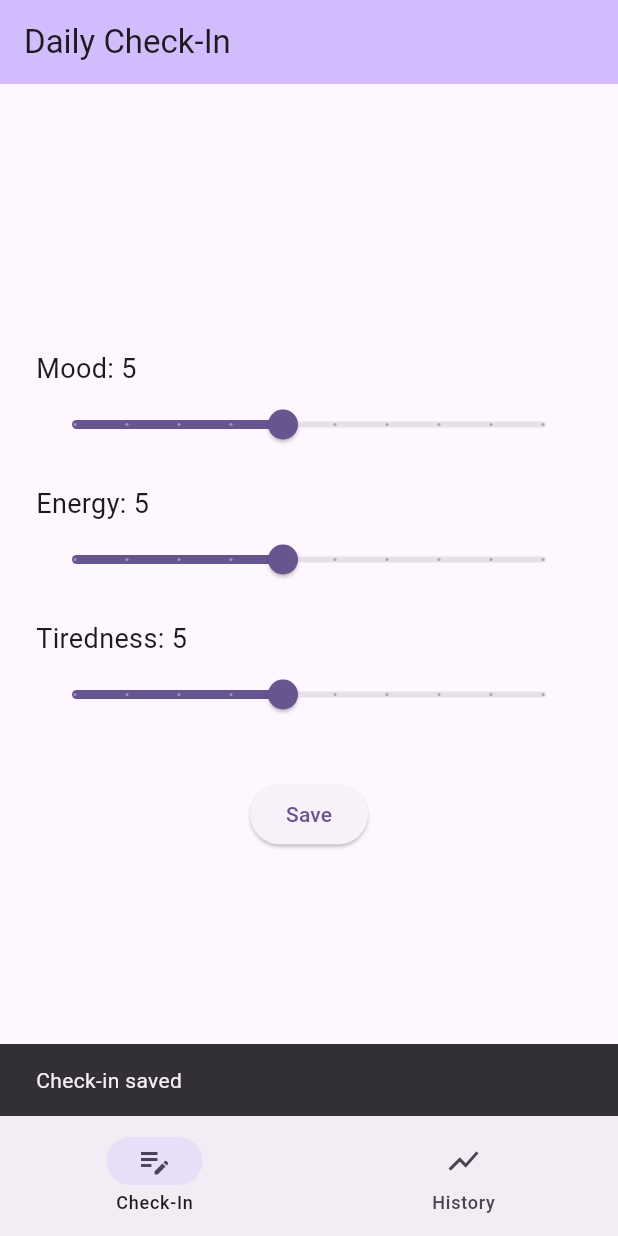
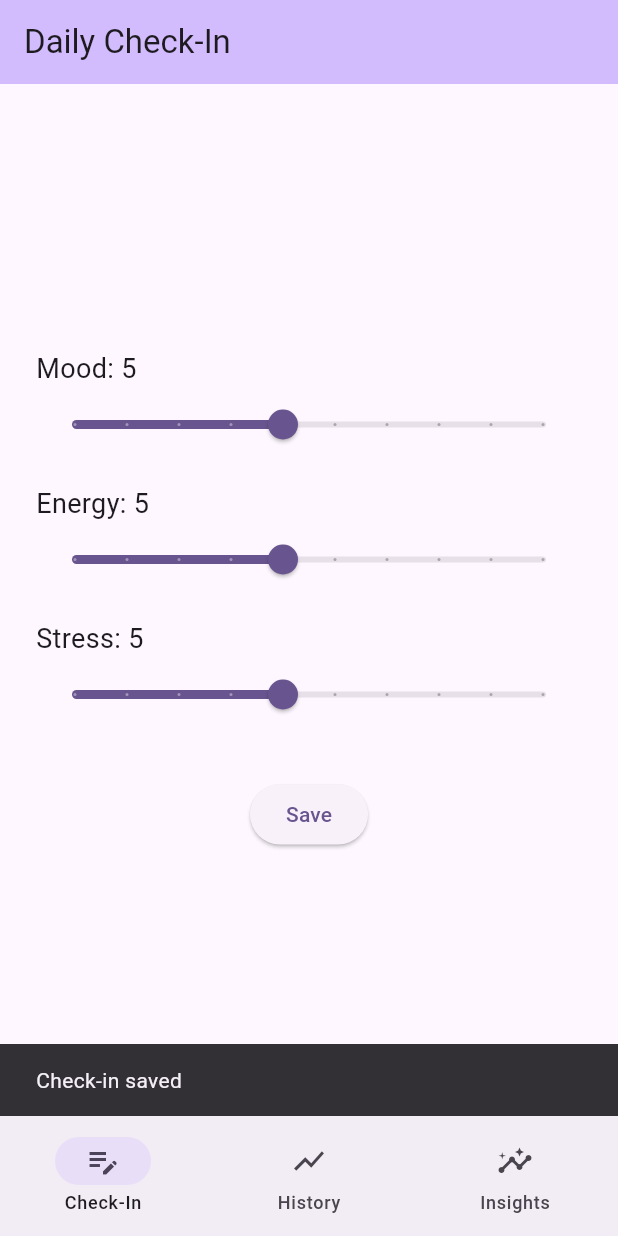
Before and after one commit to ericanamangillan-bit/HealthWise, a Flutter app: the screen it shows after launch, after a tap on "Save", on a phone screen of 412 x 824 dp. Run offline on Flutter 3.47's test engine with Material 3 defaults, Android fonts, the phone set to English and light mode, and no system bars; our stand-ins replace fl_chart, hive_flutter; accounts and stored records are empty.

Commit message:
Insights and Stress reading

```diff
--- a/lib/check_in_page.dart
+++ b/lib/check_in_page.dart
@@ -13,7 +13,7 @@ class CheckInPage extends StatefulWidget {
 class _CheckInPageState extends State<CheckInPage> {
   double _mood = 5;
   double _energy = 5;
-  double _tiredness = 5;
+  double _stress = 5;
 
   void _saveCheckIn() {
     // Hive stores plain Dart objects (here, a Map) as one record. .add()
@@ -23,7 +23,7 @@ class _CheckInPageState extends State<CheckInPage> {
       'date': DateTime.now().toIso8601String(),
       'mood': _mood.round(),
       'energy': _energy.round(),
-      'tiredness': _tiredness.round(),
+      'stress': _stress.round(),
     };
     Hive.box(checkInsBoxName).add(entry);
     ScaffoldMessenger.of(context).showSnackBar(
@@ -77,9 +77,9 @@ class _CheckInPageState extends State<CheckInPage> {
             ),
             const SizedBox(height: 16),
             _buildSlider(
-              label: 'Tiredness',
-              value: _tiredness,
-              onChanged: (v) => setState(() => _tiredness = v),
+              label: 'Stress',
+              value: _stress,
+              onChanged: (v) => setState(() => _stress = v),
             ),
             const SizedBox(height: 32),
             ElevatedButton(
--- a/lib/history_page.dart
+++ b/lib/history_page.dart
@@ -37,19 +37,29 @@ class HistoryPage extends StatelessWidget {
 
           final moodSpots = <FlSpot>[];
           final energySpots = <FlSpot>[];
-          final tirednessSpots = <FlSpot>[];
+          final stressSpots = <FlSpot>[];
 
-          // x is just "1st check-in, 2nd check-in, ..." rather than a real
+          // x is just "1st valid check-in, 2nd, ..." rather than a real
           // date, which keeps the chart simple. A follow-up could map x to
           // the actual date for proper date labels on the axis.
-          for (var i = 0; i < entries.length; i++) {
-            final entry = entries[i];
-            final x = i.toDouble();
-            moodSpots.add(FlSpot(x, (entry['mood'] as num).toDouble()));
-            energySpots.add(FlSpot(x, (entry['energy'] as num).toDouble()));
-            tirednessSpots.add(
-              FlSpot(x, (entry['tiredness'] as num).toDouble()),
-            );
+          //
+          // `as num?` (not `as num`) is deliberate: a check-in saved before
+          // the Stress field existed (it used to be called Tiredness) has
+          // no 'stress' key, so entry['stress'] is null. Casting null
+          // straight to num throws; casting to num? just gives null, which
+          // we then skip below instead of crashing the whole screen.
+          var x = 0.0;
+          for (final entry in entries) {
+            final mood = entry['mood'] as num?;
+            final energy = entry['energy'] as num?;
+            final stress = entry['stress'] as num?;
+            if (mood == null || energy == null || stress == null) {
+              continue;
+            }
+            moodSpots.add(FlSpot(x, mood.toDouble()));
+            energySpots.add(FlSpot(x, energy.toDouble()));
+            stressSpots.add(FlSpot(x, stress.toDouble()));
+            x += 1;
           }
 
           return ListView(
@@ -68,9 +78,9 @@ class HistoryPage extends StatelessWidget {
               ),
               const SizedBox(height: 24),
               _ChartCard(
-                title: 'Tiredness',
+                title: 'Stress',
                 color: Colors.teal,
-                spots: tirednessSpots,
+                spots: stressSpots,
               ),
             ],
           );
--- /dev/null
+++ b/lib/insights_page.dart
@@ -0,0 +1,92 @@
+import 'package:flutter/material.dart';
+import 'package:hive_flutter/hive_flutter.dart';
+
+import 'check_in_page.dart' show checkInsBoxName;
+
+class InsightsPage extends StatelessWidget {
+  const InsightsPage({super.key});
+
+  @override
+  Widget build(BuildContext context) {
+    final box = Hive.box(checkInsBoxName);
+
+    return Scaffold(
+      appBar: AppBar(
+        backgroundColor: Theme.of(context).colorScheme.inversePrimary,
+        title: const Text('Insights'),
+      ),
+      // Same pattern as History: listen directly to the Hive box so this
+      // screen updates itself the moment a new check-in is saved.
+      body: ValueListenableBuilder(
+        valueListenable: box.listenable(),
+        builder: (context, Box box, _) {
+          return Center(
+            child: Padding(
+              padding: const EdgeInsets.all(24.0),
+              child: Text(
+                _buildInsightText(box.values.toList()),
+                style: const TextStyle(fontSize: 18),
+                textAlign: TextAlign.center,
+              ),
+            ),
+          );
+        },
+      ),
+    );
+  }
+
+  // Splits check-ins into two groups by Stress (>7 vs <=7), averages
+  // Energy within each group, and turns the comparison into one sentence.
+  // Stress and Energy are independent sliders (unlike Tiredness, which is
+  // basically the inverse of Energy), so this comparison can actually
+  // surface something the raw numbers don't already say outright.
+  // Returns a friendly placeholder instead of comparing when either group
+  // is empty, since averaging zero days isn't a meaningful comparison.
+  String _buildInsightText(List<dynamic> entries) {
+    if (entries.isEmpty) {
+      return 'No check-ins yet — save a few days to see insights here.';
+    }
+
+    final stressedEnergies = <num>[];
+    final calmEnergies = <num>[];
+
+    // `as num?` (not `as num`): a check-in saved before the Stress field
+    // existed (it used to be called Tiredness) has no 'stress' key, so
+    // entry['stress'] is null. Casting straight to num throws on that; we
+    // cast to num? instead and just skip entries missing either value.
+    for (final entry in entries) {
+      final stress = entry['stress'] as num?;
+      final energy = entry['energy'] as num?;
+      if (stress == null || energy == null) {
+        continue;
+      }
+      if (stress > 7) {
+        stressedEnergies.add(energy);
+      } else {
+        calmEnergies.add(energy);
+      }
+    }
+
+    if (stressedEnergies.isEmpty || calmEnergies.isEmpty) {
+      return "Not enough data yet — once you've logged check-ins on both "
+          'high-stress (Stress > 7) and lower-stress (Stress ≤ 7) '
+          "days, we'll compare your energy across them.";
+    }
+
+    final stressedAvg =
+        stressedEnergies.reduce((a, b) => a + b) / stressedEnergies.length;
+    final calmAvg =
+        calmEnergies.reduce((a, b) => a + b) / calmEnergies.length;
+
+    final comparison = stressedAvg > calmAvg
+        ? 'higher'
+        : stressedAvg < calmAvg
+        ? 'lower'
+        : 'about the same';
+
+    return 'On days Stress was above 7, average Energy was '
+        '${stressedAvg.toStringAsFixed(1)}. On days Stress was 7 or below, '
+        'average Energy was ${calmAvg.toStringAsFixed(1)} — energy '
+        'tends to be $comparison on your most stressful days.';
+  }
+}
--- a/lib/main.dart
+++ b/lib/main.dart
@@ -3,6 +3,7 @@ import 'package:hive_flutter/hive_flutter.dart';
 
 import 'check_in_page.dart';
 import 'history_page.dart';
+import 'insights_page.dart';
 
 // main() is async because Hive needs to do disk setup (initFlutter) and
 // open the checkins box *before* the app starts, otherwise the Check-In
@@ -39,7 +40,7 @@ class HomeShell extends StatefulWidget {
 class _HomeShellState extends State<HomeShell> {
   int _selectedIndex = 0;
 
-  static const _pages = [CheckInPage(), HistoryPage()];
+  static const _pages = [CheckInPage(), HistoryPage(), InsightsPage()];
 
   @override
   Widget build(BuildContext context) {
@@ -54,6 +55,7 @@ class _HomeShellState extends State<HomeShell> {
         destinations: const [
           NavigationDestination(icon: Icon(Icons.edit_note), label: 'Check-In'),
           NavigationDestination(icon: Icon(Icons.show_chart), label: 'History'),
+          NavigationDestination(icon: Icon(Icons.insights), label: 'Insights'),
         ],
       ),
     );
```
